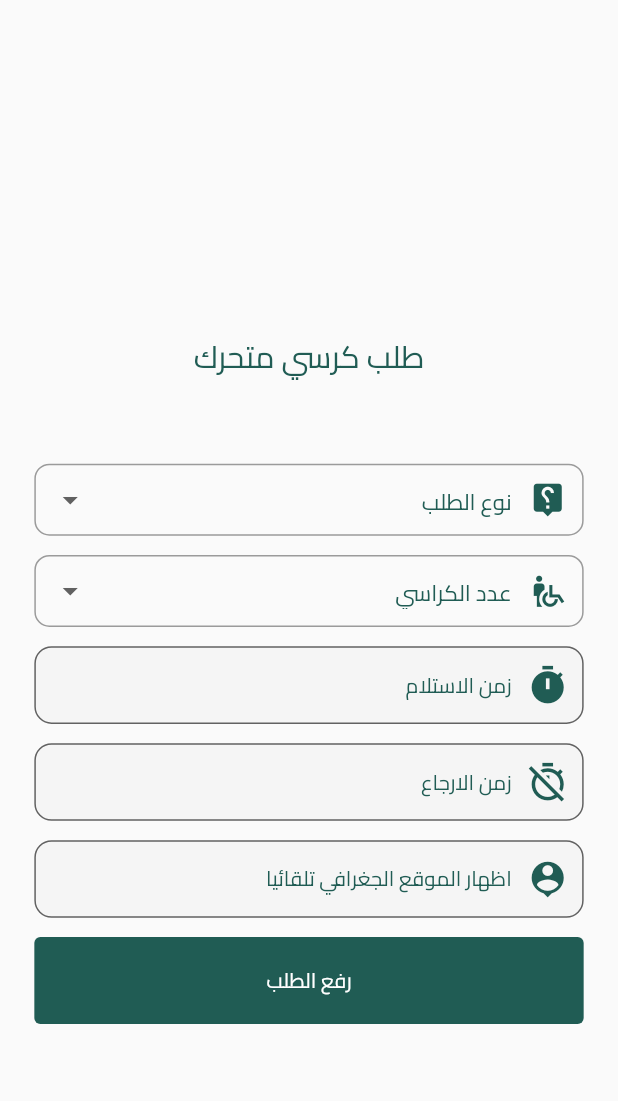
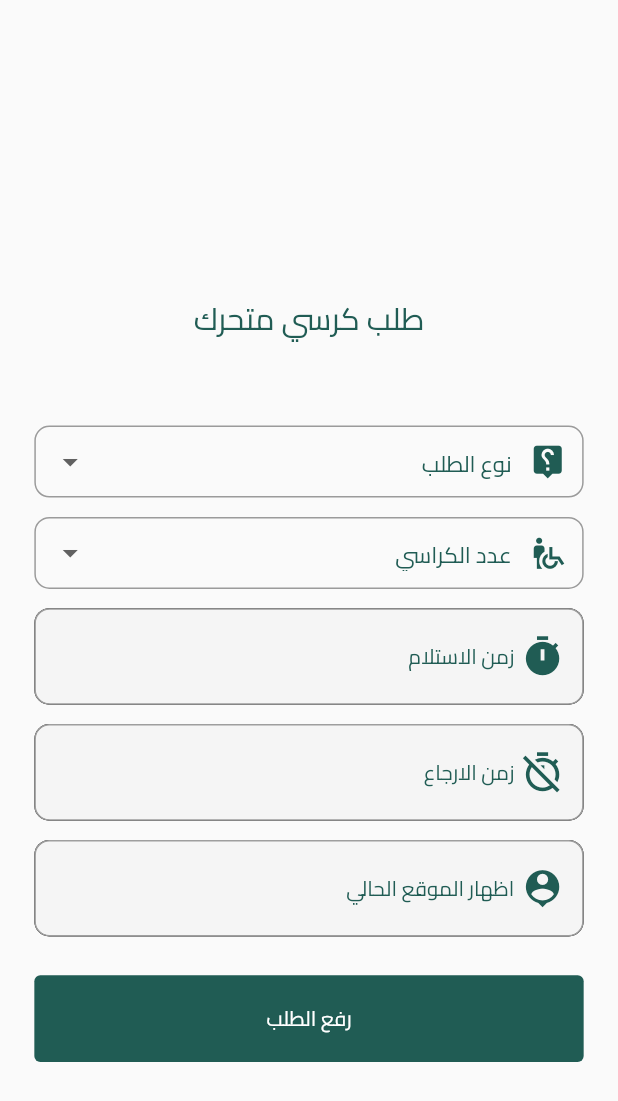
Before and after one commit to ReemAlharbey/Aoun, a Flutter app: the requestWheelchar screen opened directly, on a phone screen of 412 x 824 dp. Shown: the top 1101 px of the screen. Run offline on Flutter 3.47's test engine with Material 2 defaults, Android fonts, the phone set to English and light mode, and no system bars; our stand-ins replace device_preview, flutter_screenutil, geocoding, location, shared_preferences; accounts and stored records are empty.

Commit message:
add locaton

```diff
--- a/lib/Widget/widget.dart
+++ b/lib/Widget/widget.dart
@@ -46,6 +46,7 @@ Widget drowContiner(double height, double width, double marginL, double marginR,
     double bottomLeft = 0.0,
     double topRight = 0.0,
     double topLeft = 0.0,
+    BoxBorder border,
     double bottomRight = 0.0}) {
   return Container(
     padding: EdgeInsets.only(left: pL.w, right: pR.w, top: pT.h, bottom: pB.h),
@@ -54,6 +55,7 @@ Widget drowContiner(double height, double width, double marginL, double marginR,
     margin: EdgeInsets.only(
         left: marginL.w, right: marginR.w, top: marginT.h, bottom: marginB.h),
     decoration: BoxDecoration(
+      border: border,
         borderRadius: BorderRadius.only(
             bottomLeft: Radius.circular(bottomLeft),
             topRight: Radius.circular(topRight),
@@ -261,8 +263,8 @@ showCurrentLocation() async {
 
     latitude = currentLocation.latitude;
     longtitude = currentLocation.longitude;
-    print(latitude);
-    print(longtitude);
+    print("latitude is------------------------$latitude");
+    print("longtitude is------------------------$longtitude");
   } on PlatformException catch (e) {
     if (e.code == 'PERMISSION_DENIED') {
       error = 'Permission denied';
--- a/lib/home/userHomePage/requestWheelchair.dart
+++ b/lib/home/userHomePage/requestWheelchair.dart
@@ -6,6 +6,7 @@ import 'package:aoun/Widget/Icons.dart';
 import 'package:aoun/Widget/widget.dart';
 import 'package:flutter/material.dart';
 import 'package:flutter_screenutil/flutter_screenutil.dart';
+import 'package:geocoding/geocoding.dart';
 
 class requestWheelchar extends StatefulWidget {
   requestWheelchar({Key key}) : super(key: key);
@@ -15,66 +16,210 @@ class requestWheelchar extends StatefulWidget {
 }
 
 class _requestWheelcharState extends State<requestWheelchar> {
-
   @override
   void initState() {
     super.initState();
     showCurrentLocation();
   }
-  List<String> item=["يدون مساعد","مساعد"];
-   List<String> chair=["1","2","3"];
+
+  var contriy, street, name, locality;
+  bool show = false;
+  String locationAdrress = '';
+  List<String> item = ["يدون مساعد", "مساعد"];
+  List<String> chair = ["1", "2", "3"];
   TimeOfDay selectedstarTime = TimeOfDay.now();
+  TimeOfDay selectedEndTime = TimeOfDay.now();
+  // ignore: non_constant_identifier_names
+  String format_Star_Time = "";
+  // ignore: non_constant_identifier_names
+  String format_End_Time = "";
   @override
   Widget build(BuildContext context) {
     return Scaffold(
-
         body: Center(
             child: SingleChildScrollView(
       child: Column(
-
         children: [
-                    SizedBox(height: 60.h,),
-
-                    drowText(context, "طلب كرسي متحرك", 18,color: deepGreen),
-
+          SizedBox(
+            height: 60.h,
+          ),
+          drowText(context, "طلب كرسي متحرك", 18, color: deepGreen),
           Padding(
-                      padding:  EdgeInsets.only(left:20.w,right: 20.w,top:40.h),
+            padding: EdgeInsets.only(left: 20.w, right: 20.w, top: 40.h),
             child: Column(
               crossAxisAlignment: CrossAxisAlignment.stretch,
               children: [
                 // Image(image: AssetImage("assets/image/logo.png"),height: 150.h,width: 150.w),
-                         drowMenu("نوع الطلب",requestType,item),
+                drowMenu("نوع الطلب", requestType, item),
                 SizedBox(height: 10.h),
-                         drowMenu("عدد الكراسي",chairNumber,chair),
+                drowMenu("عدد الكراسي", chairNumber, chair),
                 SizedBox(height: 10.h),
-                          drowTextField(context, starTime,"زمن الاستلام",true, passController, (val){},onTap: (){
-                             _selectStarTime(context);
-                          }),
+                showStardTime(),
                 SizedBox(height: 10.h),
-                          drowTextField(context, endTime,"زمن الارجاع",true, passController, (val){},onTap: (){
-                            _selectStarTime(context);
-                          }),
+                showReturnTime(),
                 SizedBox(height: 10.h),
-                           drowTextField(context, location,"اظهار الموقع الجغرافي تلقائيا",true, locationController, (val){},onTap: (){
-                           showCurrentLocation();
-                          }),
+                showLocation(),
                 SizedBox(height: 10.h),
-
-                          drowButtoms(context,"رفع الطلب", 12, white, (){},backgrounColor:deepGreen),
-
+                viewStringLocationAddress(),
+                SizedBox(height: 10.h),
+                drowButtoms(context, "رفع الطلب", 12, white, () {},
+                    backgrounColor: deepGreen),
               ],
             ),
           ),
-
-
-
-
         ],
       ),
     )));
   }
+
+//drow location continer------------------------------------------------------------
+  Widget showLocation() {
+    return drowContiner(
+        50,
+        double.infinity,
+        0,
+        0,
+        gray,
+        Row(
+          children: [
+            Icon(location, size: 26.sp, color: deepGreen),
+            SizedBox(
+              width: 4,
+            ),
+            GestureDetector(
+              onTap: () {
+                setState(() {
+                  show = !show;
+                  _getLocationAddress(latitude, longtitude);
+                });
+              },
+              child: show == false
+                  ? drowText(context, "اظهار الموقع الحالي", 12,
+                      color: deepGreen)
+                  : drowText(context, "اخفاء الموقع الحالي", 12,
+                      color: deepGreen),
+            ),
+          ],
+        ),
+        bottomLeft: 10,
+        bottomRight: 10,
+        topLeft: 10,
+        topRight: 10,
+        pL: 10,
+        border: Border.all(color: deepgray),
+        pR: 10);
+  }
+
+//show location in string address insied continer ------------------------------------------------------------
+  Widget viewStringLocationAddress() {
+    return Visibility(
+      visible: show,
+      child: drowContiner(50, double.infinity, 0, 0, gray,
+          drowText(context, "$locationAdrress", 12, color: deepGreen),
+          bottomLeft: 10,
+          bottomRight: 10,
+          topLeft: 10,
+          topRight: 10,
+          pL: 10,
+          border: Border.all(color: deepgray),
+          pR: 10),
+    );
+  }
+
+  //get location address-----------------------------------------------------------
+  _getLocationAddress(lat, long) async {
+    try {
+      List<Placemark> placemark = await placemarkFromCoordinates(lat, long);
+
+    setState(() {
+      name = placemark[0].subLocality;
+      street = placemark[0].thoroughfare;
+      contriy = placemark[0].country;
+      locality = placemark[0].locality;
+      locationAdrress = "$contriy - $locality - ${placemark[0].administrativeArea}";
+
+      print(locationAdrress);
+
+      print(locationAdrress);
+    });
+
+    } catch (e) {
+      print(e);
+    }
+  }
+
+//show receve time------------------------------------------------------------
+  Widget showStardTime() {
+    return drowContiner(
+        50,
+        double.infinity,
+        0,
+        0,
+        gray,
+        Row(
+          children: [
+            Icon(starTime, size: 26.sp, color: deepGreen),
+            SizedBox(
+              width: 4,
+            ),
+           GestureDetector(
+              onTap: () {
+                setState(() {
+                  _selectStarTime(context);
+                });
+              },
+              child: format_Star_Time.isNotEmpty
+                  ? drowText(context, "$format_Star_Time", 12, color: deepGreen)
+                  : drowText(context, "زمن الاستلام", 12, color: deepGreen),
+            )
+          ],
+        ),
+        bottomLeft: 10,
+        bottomRight: 10,
+        topLeft: 10,
+        topRight: 10,
+        pL: 10,
+        border: Border.all(color: deepgray),
+        pR: 10);
+  }
+
+//show receve time------------------------------------------------------------
+  Widget showReturnTime() {
+    return drowContiner(
+        50,
+        double.infinity,
+        0,
+        0,
+        gray,
+        Row(
+          children: [
+            Icon(endTime, size: 26.sp, color: deepGreen),
+            SizedBox(
+              width: 4,
+            ),
+            GestureDetector(
+              onTap: () {
+                setState(() {
+                  _selectEndTime(context);
+                });
+              },
+              child: format_End_Time.isNotEmpty
+                  ? drowText(context, "$format_End_Time", 12, color: deepGreen)
+                  : drowText(context, "زمن الارجاع", 12, color: deepGreen),
+            )
+          ],
+        ),
+        bottomLeft: 10,
+        bottomRight: 10,
+        topLeft: 10,
+        topRight: 10,
+        pL: 10,
+        border: Border.all(color: deepgray),
+        pR: 10);
+  }
+
   // show clock----------------------------------------------------
-   _selectStarTime(BuildContext context) async {
+  Future<TimeOfDay> _selectStarTime(BuildContext context) async {
     final TimeOfDay timeOfDay = await showTimePicker(
       context: context,
       initialTime: selectedstarTime,
@@ -83,12 +228,30 @@ class _requestWheelcharState extends State<requestWheelchar> {
     if (timeOfDay != null) {
       setState(() {
         selectedstarTime = timeOfDay;
-
+        format_Star_Time =
+            "${selectedstarTime.format(context)} ";
+        return format_Star_Time;
       });
     }
+    return null;
   }
 
-  // void showCurrentUserLocation() {
-  // ShowCurrentLocation();
-  // }
+// show clock----------------------------------------------------
+  Future<TimeOfDay> _selectEndTime(BuildContext context) async {
+    final TimeOfDay timeOfDay = await showTimePicker(
+      context: context,
+      initialTime: selectedEndTime,
+      initialEntryMode: TimePickerEntryMode.dial,
+
+    );
+    if (timeOfDay != null) {
+      setState(() {
+        selectedEndTime = timeOfDay;
+        format_End_Time =
+            "${selectedEndTime.format(context)} ";
+        return format_End_Time;
+      });
     }
+    return null;
+  }
+}
--- a/lib/main.dart
+++ b/lib/main.dart
@@ -94,7 +94,11 @@ class _MyAppState extends State<MyApp> {
         },
         debugShowCheckedModeBanner: false,
         //اظهار الشاشه الولي وفقا لحاله المستخدم, هل قام بالتسجيل مسلقا ام اول مره يظهر التطبيق
-        home: _local == null ? WelcomePage() : userHomePage(),
+        home:
+         _local == null ?
+          WelcomePage()
+          :
+         userHomePage(),
       ),
     );
   }
```
Also changed, not shown: lib/home/userHomePage/MyOrders.dart (deleted, +0 -14 lines), lib/home/userHomePage/donateWheelchair.dart (+30 -4 lines), lib/home/userHomePage/userHomePage.dart (+1 -8 lines). Lines whose indentation alone changed are shown as unchanged.
